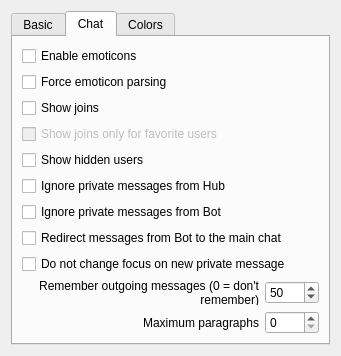
Before: the Qt Designer form eiskaltdcpp/ui/UISettingsGUI.ui in eiskaltdcpp/eiskaltdcpp, drawn with Qt 5.
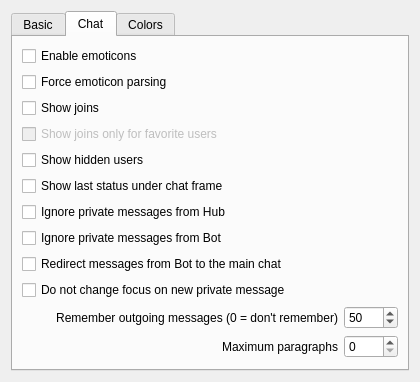
After: the same form once the commit is applied. The open tabs and pages were chosen to show the change.

Commit message: add setting for change show/hide last status message

Patch:
```diff
--- a/eiskaltdcpp/ui/UISettingsGUI.ui
+++ b/eiskaltdcpp/ui/UISettingsGUI.ui
@@ -6,8 +6,8 @@
    <rect>
     <x>0</x>
     <y>0</y>
-    <width>341</width>
-    <height>353</height>
+    <width>420</width>
+    <height>381</height>
    </rect>
   </property>
   <property name="windowTitle">
@@ -191,6 +191,13 @@
          </property>
         </widget>
        </item>
+       <item>
+        <widget class="QCheckBox" name="checkBox_LAST_STATUS">
+         <property name="text">
+          <string>Show last status under chat frame</string>
+         </property>
+        </widget>
+       </item>
        <item>
         <widget class="QCheckBox" name="checkBox_IGNOREPMHUB">
          <property name="text">
```
The commit also changes 4 other files.
